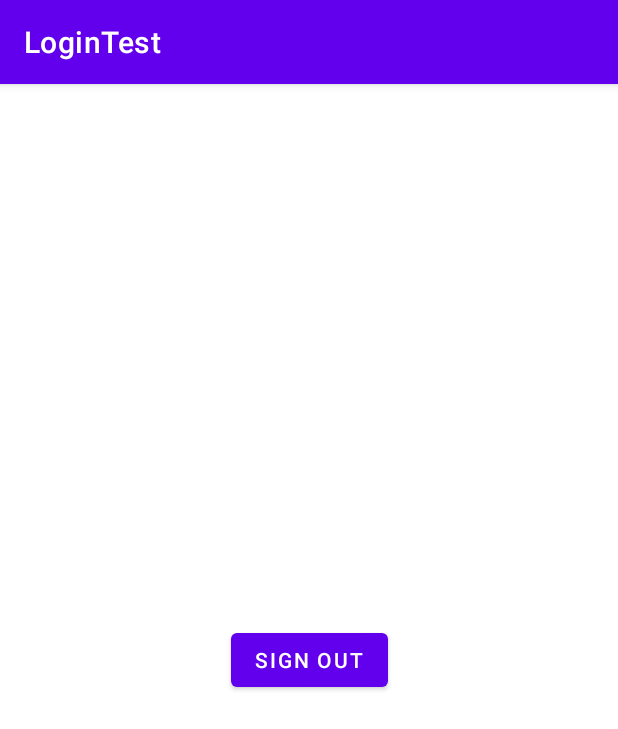
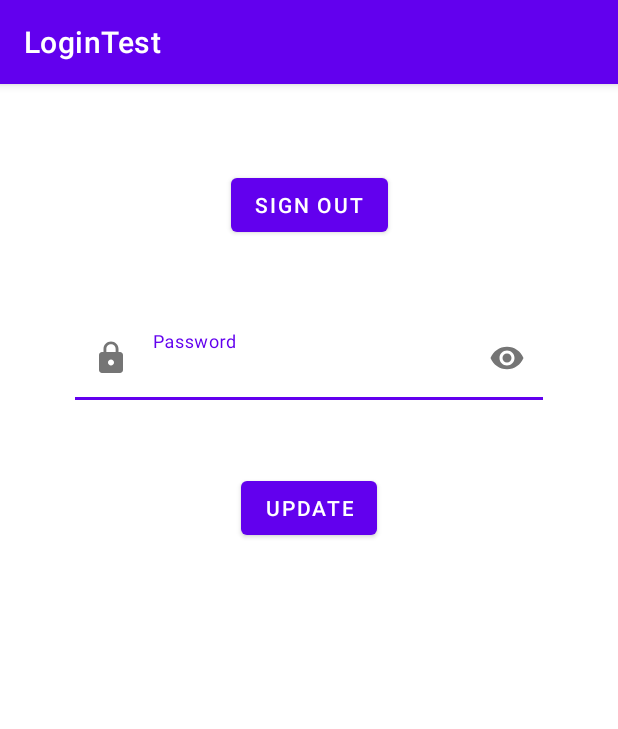
Before and after one commit to AvishkaUmesh/Kotlin-Authentication-Android-App, an Android app: the HomeActivity screen opened directly, with no data from a screen before it, on a phone screen of 412 x 824 dp. Shown: the top 729 px of the screen. Run offline under Robolectric (Android 15) with nearby library versions, the phone set to English and light mode, and no system bars; our stand-ins replace Firebase (no records; nobody signed in at launch, a user with empty details on screens opened directly).

Commit message:
added update password

```diff
--- a/app/src/main/res/layout/activity_home.xml
+++ b/app/src/main/res/layout/activity_home.xml
@@ -13,8 +13,39 @@
         android:text="@string/sign_out"
         app:layout_constraintBottom_toBottomOf="parent"
         app:layout_constraintEnd_toEndOf="parent"
+        app:layout_constraintStart_toStartOf="parent"
+        app:layout_constraintTop_toTopOf="parent"
+        app:layout_constraintVertical_bias="0.079" />
+
+    <com.google.android.material.textfield.TextInputLayout
+        android:id="@+id/textInputLayoutPassword"
+        android:layout_width="match_parent"
+        android:layout_height="wrap_content"
+        android:layout_margin="50dp"
+        app:layout_constraintEnd_toEndOf="parent"
         app:layout_constraintHorizontal_bias="0.5"
         app:layout_constraintStart_toStartOf="parent"
-        app:layout_constraintTop_toTopOf="parent"
-        app:layout_constraintVertical_bias="0.5" />
+        app:layout_constraintTop_toBottomOf="@+id/buttonSignOut"
+        app:passwordToggleEnabled="true"
+        app:startIconDrawable="@drawable/ic_password">
+
+        <com.google.android.material.textfield.TextInputEditText
+            android:id="@+id/etPassword"
+            android:layout_width="match_parent"
+            android:layout_height="wrap_content"
+            android:background="@color/transparent"
+            android:hint="@string/password"
+            android:inputType="textPassword" />
+    </com.google.android.material.textfield.TextInputLayout>
+
+    <Button
+        android:id="@+id/buttonUpdatePassword"
+        android:layout_width="wrap_content"
+        android:layout_height="wrap_content"
+        android:layout_marginTop="48dp"
+        android:text="@string/update"
+        app:layout_constraintEnd_toEndOf="parent"
+        app:layout_constraintHorizontal_bias="0.5"
+        app:layout_constraintStart_toStartOf="parent"
+        app:layout_constraintTop_toBottomOf="@+id/textInputLayoutPassword" />
 </androidx.constraintlayout.widget.ConstraintLayout>
--- a/app/src/main/res/values/strings.xml
+++ b/app/src/main/res/values/strings.xml
@@ -10,4 +10,5 @@
     <string name="create_account">Create account</string>
     <string name="confirm">Confirm</string>
     <string name="loading">Loading...</string>
+    <string name="update">Update</string>
 </resources>
```
Also changed, not shown: app/src/main/java/com/example/logintest/HomeActivity.kt (+34 -0 lines).
